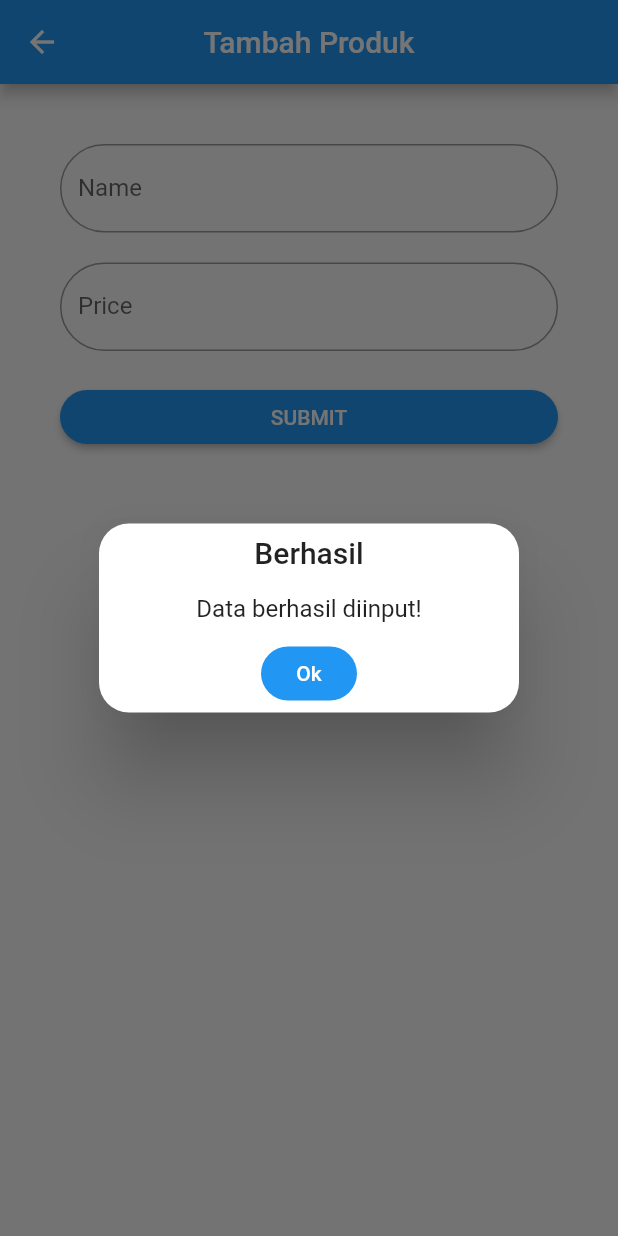
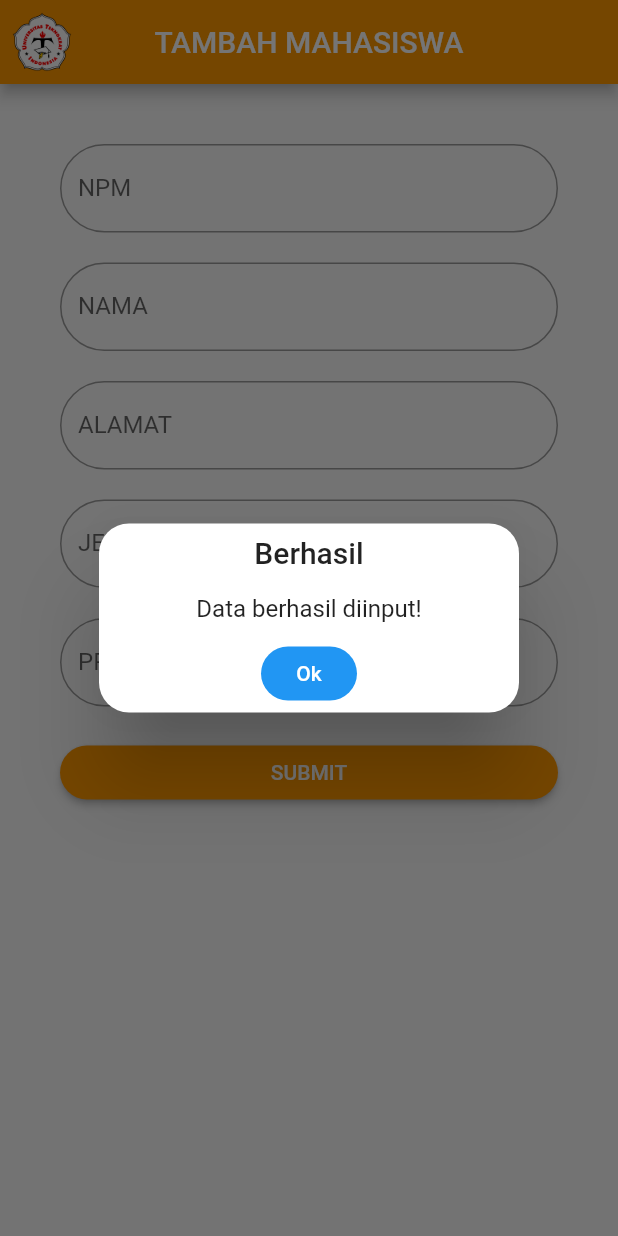
Before and after one commit to abimtekno/uts_19312253, a Flutter app: the AddProductsView screen opened by its route, after a tap on "SUBMIT", on a phone screen of 412 x 824 dp. Run offline on Flutter 3.47's test engine with Material 2 defaults, Android fonts, the phone set to English and light mode, and no system bars; our stand-ins replace cloud_firestore, firebase_auth, firebase_core, fluttertoast, get, google_sign_in; accounts and stored records are empty; network calls fail.

Commit message:
Hasil UTS

```diff
--- a/lib/app/modules/add_products/controllers/add_products_controller.dart
+++ b/lib/app/modules/add_products/controllers/add_products_controller.dart
@@ -5,36 +5,52 @@ import 'package:get/get.dart';
 class AddProductsController extends GetxController {
   FirebaseFirestore firestore = FirebaseFirestore.instance;
 
-  late TextEditingController cNama;
-  late TextEditingController cHarga;
+  late TextEditingController cNPM;
+  late TextEditingController cNAMA;
+  late TextEditingController cALAMAT;
+  late TextEditingController cPS;
+  late TextEditingController cJK;
 
   @override
   void onInit() {
-    cNama = TextEditingController();
-    cHarga = TextEditingController();
+    cNPM = TextEditingController();
+    cNAMA = TextEditingController();
+    cALAMAT = TextEditingController();
+    cPS = TextEditingController();
+    cJK = TextEditingController();
     super.onInit();
   }
 
   @override
   void onClose() {
-    cNama.dispose();
-    cHarga.dispose();
+    cNPM.dispose();
+    cNAMA.dispose();
+    cALAMAT.dispose();
+    cPS.dispose();
+    cJK.dispose();
     super.onClose();
   }
 
-  void addProduct(String nama, String harga) async {
-    CollectionReference products = firestore.collection("products");
+  void addProduct(String npm, String nama, String alamat, String jk,
+      String program_studi) async {
+    CollectionReference products = firestore.collection("mahasiswa");
     try {
       products.add({
-        "name": nama,
-        "price": harga,
+        "npm": npm,
+        "nama": nama,
+        "alamat": alamat,
+        "program_studi": program_studi,
+        "jk": jk,
       });
       Get.defaultDialog(
           title: "Berhasil",
           middleText: "Data berhasil diinput!",
           onConfirm: () {
-            cNama.clear();
-            cHarga.clear();
+            cNPM.clear();
+            cNAMA.clear();
+            cALAMAT.clear();
+            cPS.clear();
+            cJK.clear();
             Get.back();
             Get.back();
           });
--- a/lib/app/modules/add_products/views/add_products_view.dart
+++ b/lib/app/modules/add_products/views/add_products_view.dart
@@ -10,18 +10,27 @@ class AddProductsView extends GetView<AddProductsController> {
   Widget build(BuildContext context) {
     return Scaffold(
       appBar: AppBar(
-        title: const Text('Tambah Produk'),
+        title: Text('TAMBAH MAHASISWA'),
         centerTitle: true,
+        backgroundColor: Colors.orange, // Set the background color to orange
+        leading: Padding(
+          padding: const EdgeInsets.all(8.0),
+          child: Image.asset(
+            'assets/uti.png', // Replace with your image path
+            width: 50, // Set the width as needed
+            height: 50, // Set the height as needed
+          ),
+        ),
       ),
       body: Container(
         padding: EdgeInsets.all(40),
         child: ListView(
           children: [
             TextField(
-              controller: controller.cNama,
+              controller: controller.cNPM,
               decoration: InputDecoration(
-                  hintText: "Name",
-                  labelText: "Name",
+                  hintText: "NPM",
+                  labelText: "NPM",
                   border: OutlineInputBorder(
                     borderRadius: BorderRadius.circular(30),
                   )),
@@ -30,10 +39,46 @@ class AddProductsView extends GetView<AddProductsController> {
               height: 20,
             ),
             TextField(
-              controller: controller.cHarga,
+              controller: controller.cNAMA,
               decoration: InputDecoration(
-                  hintText: "Price",
-                  labelText: "Price",
+                  hintText: "NAMA",
+                  labelText: "NAMA",
+                  border: OutlineInputBorder(
+                    borderRadius: BorderRadius.circular(30),
+                  )),
+            ),
+            SizedBox(
+              height: 20,
+            ),
+            TextField(
+              controller: controller.cALAMAT,
+              decoration: InputDecoration(
+                  hintText: "ALAMAT",
+                  labelText: "ALAMAT",
+                  border: OutlineInputBorder(
+                    borderRadius: BorderRadius.circular(30),
+                  )),
+            ),
+            SizedBox(
+              height: 20,
+            ),
+            TextField(
+              controller: controller.cJK,
+              decoration: InputDecoration(
+                  hintText: "JENIS KELAMIN",
+                  labelText: "JENIS KELAMIN",
+                  border: OutlineInputBorder(
+                    borderRadius: BorderRadius.circular(30),
+                  )),
+            ),
+            SizedBox(
+              height: 20,
+            ),
+            TextField(
+              controller: controller.cPS,
+              decoration: InputDecoration(
+                  hintText: "PROGRAM STUDI",
+                  labelText: "PROGRAM STUDI",
                   border: OutlineInputBorder(
                     borderRadius: BorderRadius.circular(30),
                   )),
@@ -43,12 +88,16 @@ class AddProductsView extends GetView<AddProductsController> {
             ),
             ElevatedButton(
               onPressed: () => controller.addProduct(
-                controller.cNama.text,
-                controller.cHarga.text,
+                controller.cNPM.text,
+                controller.cNAMA.text,
+                controller.cALAMAT.text,
+                controller.cJK.text,
+                controller.cPS.text,
               ),
               child: Text("SUBMIT"),
               style: ButtonStyle(
-                backgroundColor: MaterialStateProperty.all<Color>(Colors.blue),
+                backgroundColor:
+                    MaterialStateProperty.all<Color>(Colors.orange),
                 shape: MaterialStateProperty.all<RoundedRectangleBorder>(
                   RoundedRectangleBorder(
                     borderRadius: BorderRadius.circular(30.0),
--- a/lib/app/modules/home/controllers/home_controller.dart
+++ b/lib/app/modules/home/controllers/home_controller.dart
@@ -5,17 +5,17 @@ class HomeController extends GetxController {
   FirebaseFirestore firestore = FirebaseFirestore.instance;
 
   Future<QuerySnapshot<Object?>> GetData() async {
-    CollectionReference products = firestore.collection('products');
+    CollectionReference products = firestore.collection('mahasiswa');
     return products.get();
   }
 
   Stream<QuerySnapshot<Object?>> streamData() {
-    CollectionReference products = firestore.collection('products');
+    CollectionReference products = firestore.collection('mahasiswa');
     return products.snapshots();
   }
 
   void deleteProduct(String doc) async {
-    CollectionReference products = firestore.collection("products");
+    CollectionReference products = firestore.collection("mahasiswa");
     try {
       products.doc(doc).delete();
       Get.back();
--- a/lib/app/modules/home/views/home_view.dart
+++ b/lib/app/modules/home/views/home_view.dart
@@ -39,8 +39,17 @@ class HomeView extends GetView<HomeController> {
   Widget build(BuildContext context) {
     return Scaffold(
       appBar: AppBar(
-        title: const Text('Home'),
+        title: Text('HOME'),
         centerTitle: true,
+        backgroundColor: Colors.orange, // Set the background color to orange
+        leading: Padding(
+          padding: const EdgeInsets.all(8.0),
+          child: Image.asset(
+            'assets/uti.png', // Replace with your image path
+            width: 50, // Set the width as needed
+            height: 50, // Set the height as needed
+          ),
+        ),
         actions: [
           IconButton(
             onPressed: () => cAuth.logout(),
@@ -63,9 +72,14 @@ class HomeView extends GetView<HomeController> {
                   backgroundColor: Colors.white,
                 ),
                 title: Text(
-                    "${(listAllDocs[index].data() as Map<String, dynamic>)["name"]}"),
-                subtitle: Text(
-                    "Rp${(listAllDocs[index].data() as Map<String, dynamic>)["price"]}"),
+                    "${(listAllDocs[index].data() as Map<String, dynamic>)["npm"]}"),
+                subtitle: Text("Nama: ${(listAllDocs[index].data() as Map<String, dynamic>)["nama"]}" +
+                    "\n" +
+                    "Alamat: ${(listAllDocs[index].data() as Map<String, dynamic>)["alamat"]}" +
+                    "\n" +
+                    "Program Study: ${(listAllDocs[index].data() as Map<String, dynamic>)["program_studi"]}" +
+                    "\n" +
+                    "Jenis Kelamin: ${(listAllDocs[index].data() as Map<String, dynamic>)["jk"]}"),
                 trailing: IconButton(
                   onPressed: () => showOption(listAllDocs[index].id),
                   icon: Icon(Icons.more_vert),
@@ -83,6 +97,7 @@ class HomeView extends GetView<HomeController> {
       floatingActionButton: FloatingActionButton(
         onPressed: () => Get.toNamed(Routes.ADD_PRODUCTS),
         child: Icon(Icons.add),
+        backgroundColor: Colors.orange, // Set the background color to orange
       ),
     );
   }
--- a/lib/app/modules/update_product/views/update_product_view.dart
+++ b/lib/app/modules/update_product/views/update_product_view.dart
@@ -11,25 +11,37 @@ class UpdateProductView extends GetView<UpdateProductController> {
   Widget build(BuildContext context) {
     return Scaffold(
         appBar: AppBar(
-          title: const Text('Update Product'),
+          title: Text('UPDATE MAHASISWA'),
           centerTitle: true,
+          backgroundColor: Colors.orange, // Set the background color to orange
+          leading: Padding(
+            padding: const EdgeInsets.all(8.0),
+            child: Image.asset(
+              'assets/uti.png', // Replace with your image path
+              width: 50, // Set the width as needed
+              height: 50, // Set the height as needed
+            ),
+          ),
         ),
         body: FutureBuilder<DocumentSnapshot<Object?>>(
           future: controller.getData(Get.arguments),
           builder: (context, snapshot) {
             if (snapshot.connectionState == ConnectionState.done) {
               var data = snapshot.data!.data() as Map<String, dynamic>;
-              controller.cNama.text = data['name'];
-              controller.cHarga.text = data['price'];
+              controller.cNPM.text = data['npm'];
+              controller.cNAMA.text = data['nama'];
+              controller.cALAMAT.text = data['alamat'];
+              controller.cJK.text = data['jk'];
+              controller.cPS.text = data['program_studi'];
               return Container(
                 padding: EdgeInsets.all(40),
                 child: ListView(
                   children: [
                     TextField(
-                      controller: controller.cNama,
+                      controller: controller.cNPM,
                       decoration: InputDecoration(
-                          hintText: "Name",
-                          labelText: "Name",
+                          hintText: "NPM",
+                          labelText: "NPM",
                           border: OutlineInputBorder(
                             borderRadius: BorderRadius.circular(30),
                           )),
@@ -38,10 +50,46 @@ class UpdateProductView extends GetView<UpdateProductController> {
                       height: 20,
                     ),
                     TextField(
-                      controller: controller.cHarga,
+                      controller: controller.cNAMA,
                       decoration: InputDecoration(
-                          hintText: "Price",
-                          labelText: "Price",
+                          hintText: "NAMA",
+                          labelText: "NAMA",
+                          border: OutlineInputBorder(
+                            borderRadius: BorderRadius.circular(30),
+                          )),
+                    ),
+                    SizedBox(
+                      height: 20,
+                    ),
+                    TextField(
+                      controller: controller.cALAMAT,
+                      decoration: InputDecoration(
+                          hintText: "ALAMAT",
+                          labelText: "ALAMAT",
+                          border: OutlineInputBorder(
+                            borderRadius: BorderRadius.circular(30),
+                          )),
+                    ),
+                    SizedBox(
+                      height: 20,
+                    ),
+                    TextField(
+                      controller: controller.cJK,
+                      decoration: InputDecoration(
+                          hintText: "JENIS KELAMIN",
+                          labelText: "JENIS KELAMIN",
+                          border: OutlineInputBorder(
+                            borderRadius: BorderRadius.circular(30),
+                          )),
+                    ),
+                    SizedBox(
+                      height: 20,
+                    ),
+                    TextField(
+                      controller: controller.cPS,
+                      decoration: InputDecoration(
+                          hintText: "PROGRAM STUDI",
+                          labelText: "PROGRAM STUDI",
                           border: OutlineInputBorder(
                             borderRadius: BorderRadius.circular(30),
                           )),
@@ -51,14 +99,17 @@ class UpdateProductView extends GetView<UpdateProductController> {
                     ),
                     ElevatedButton(
                       onPressed: () => controller.updateProduct(
-                        controller.cNama.text,
-                        controller.cHarga.text,
+                        controller.cNPM.text,
+                        controller.cNAMA.text,
+                        controller.cALAMAT.text,
+                        controller.cJK.text,
+                        controller.cPS.text,
                         Get.arguments,
                       ),
                       child: Text("Edit"),
                       style: ButtonStyle(
                         backgroundColor:
-                            MaterialStateProperty.all<Color>(Colors.blue),
+                            MaterialStateProperty.all<Color>(Colors.orange),
                         shape:
                             MaterialStateProperty.all<RoundedRectangleBorder>(
                           RoundedRectangleBorder(
--- a/pubspec.yaml
+++ b/pubspec.yaml
@@ -15,6 +15,7 @@ dependencies:
   fluttertoast: ^8.2.2
   cloud_firestore: ^4.9.0
   intl: ^0.18.1
+  google_sign_in: ^6.1.5
 
 dev_dependencies:
   flutter_lints: ^2.0.0
@@ -23,3 +24,5 @@ dev_dependencies:
 
 flutter:
   uses-material-design: true
+  assets:
+    - assets/
```
Also changed, not shown: lib/app/modules/login/controllers/login_controller.dart (+29 -0 lines), lib/app/modules/login/views/login_view.dart (+32 -2 lines), lib/app/modules/update_product/controllers/update_product_controller.dart (+29 -13 lines), assets/uti.png (added), pubspec.lock.
